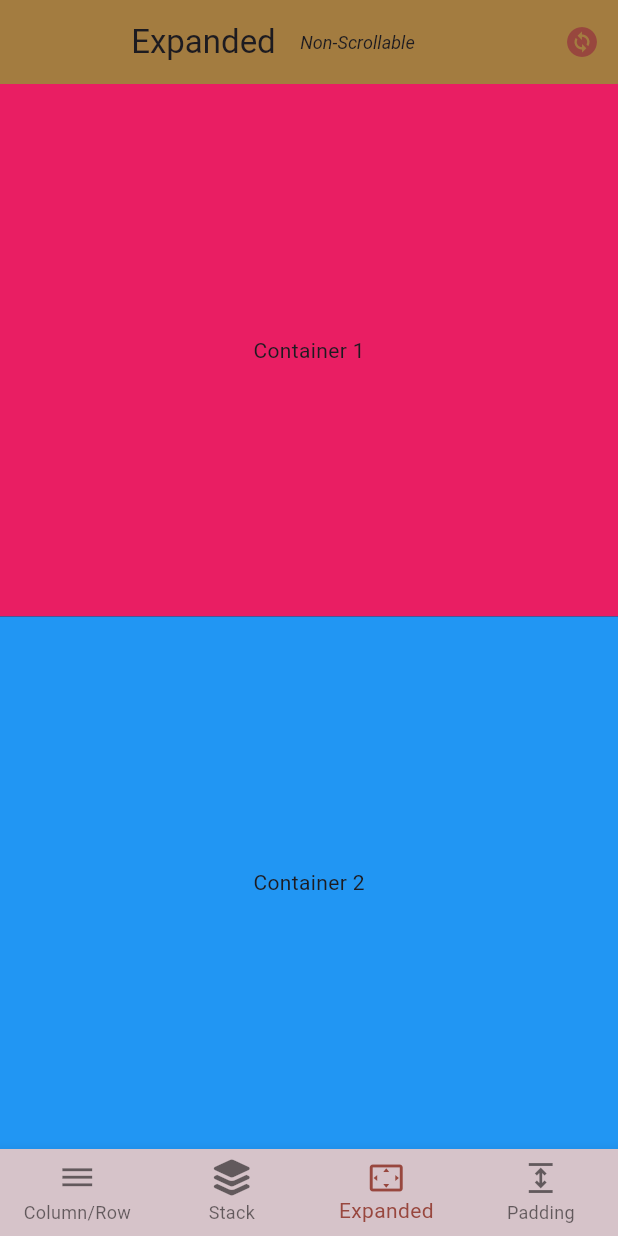
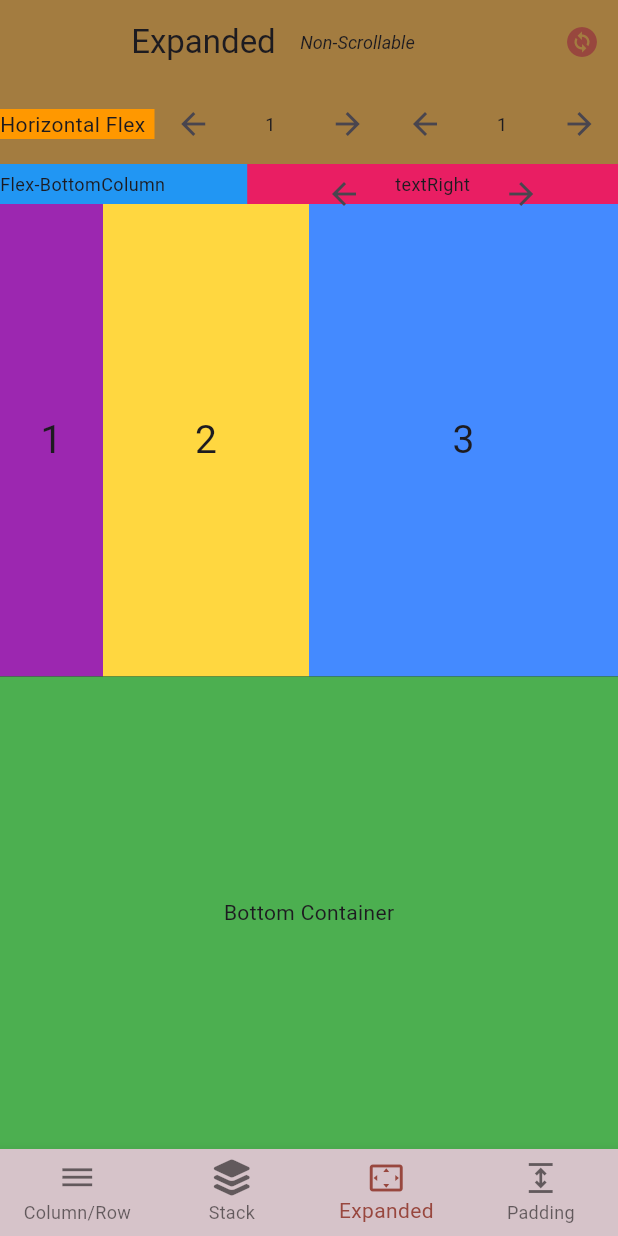
Before and after one commit to soulandbone/layout_tutorial, a Flutter app: the screen it shows after launch, item 3 of the bottom bar chosen, on a phone screen of 412 x 824 dp. Run offline on Flutter 3.47's test engine with Material 3 defaults, Android fonts, the light colour scheme and no system bars; our stand-ins replace font_awesome_flutter.

Commit message:
Working version for expanded, still needs adjustments

```diff
--- a/lib/screens/column_row_screen.dart
+++ b/lib/screens/column_row_screen.dart
@@ -16,7 +16,7 @@ class ColumnRowScreen extends StatefulWidget implements HasLayoutGroup {
 }
 
 class _ColumnRowScreenState extends State<ColumnRowScreen> {
-  final double height = 160;
+  final double height = 120;
 
   //START OF STATE VARIABLES
   bool isRow = true;
--- a/lib/screens/expanded_screen.dart
+++ b/lib/screens/expanded_screen.dart
@@ -1,13 +1,39 @@
 import 'package:flutter/material.dart';
 import 'package:layout_tutorial/constants/app_colors.dart';
 import 'package:layout_tutorial/constants/lists/layout_options.dart';
+import 'package:layout_tutorial/widgets/expanded/top_expanded.dart';
 import 'package:layout_tutorial/widgets/main_app_bar.dart';
 
-class ExpandedScreen extends StatelessWidget implements HasLayoutGroup {
+class ExpandedScreen extends StatefulWidget implements HasLayoutGroup {
   const ExpandedScreen({super.key, required this.onLayoutToggle});
 
   @override
   final VoidCallback onLayoutToggle;
+
+  @override
+  State<ExpandedScreen> createState() => _ExpandedScreenState();
+}
+
+class _ExpandedScreenState extends State<ExpandedScreen> {
+  final double height = 80;
+  int flexTopContainerIndex = 0;
+  int flexBottomContainerIndex = 0;
+
+  List<int> flexValues = [1, 2, 3, 4];
+
+  void updateTop(int increment) {
+    setState(() {
+      flexTopContainerIndex =
+          (flexTopContainerIndex + increment) % flexValues.length;
+    });
+  }
+
+  void updateBottom(int increment) {
+    setState(() {
+      flexBottomContainerIndex =
+          (flexBottomContainerIndex + increment) % flexValues.length;
+    });
+  }
 
   @override
   Widget build(BuildContext context) {
@@ -16,26 +42,65 @@ class ExpandedScreen extends StatelessWidget implements HasLayoutGroup {
       appBar: MainAppBar(
         layoutGroup: LayoutGroup.nonScrollable,
         layoutType: LayoutType.expanded,
-        changeLayoutHandler: onLayoutToggle,
+        changeLayoutHandler: widget.onLayoutToggle,
+        bottom: PreferredSize(
+          preferredSize: Size(0, height),
+          child: TopExpanded(
+            onPressFunctions: [updateTop, updateBottom],
+            labelColumnTop: flexValues[flexTopContainerIndex].toString(),
+            labelColumnBottom: flexValues[flexBottomContainerIndex].toString(),
+            height: height,
+          ),
+        ),
       ),
       body: Column(
         children: [
           Expanded(
+            flex: flexValues[flexTopContainerIndex],
+            child: SizedBox(child: _rowScreen()),
+          ),
+          Expanded(
+            flex: flexValues[flexBottomContainerIndex],
             child: Container(
               width: double.infinity,
-              decoration: BoxDecoration(color: Colors.pink),
-              child: Center(child: Text('Container 1')),
-            ),
-          ),
-          Expanded(
-            child: Container(
-              width: double.infinity,
-              decoration: BoxDecoration(color: Colors.blue),
-              child: Center(child: Text('Container 2')),
+              decoration: BoxDecoration(color: Colors.green),
+              child: Center(child: Text('Bottom Container')),
             ),
           ),
         ],
       ),
     );
   }
+
+  Widget _rowScreen() {
+    return Row(
+      crossAxisAlignment: CrossAxisAlignment.stretch,
+      children: [
+        Expanded(
+          flex: 1,
+          child: Container(
+            alignment: Alignment.center,
+            decoration: BoxDecoration(color: Colors.purple),
+            child: Text('1', style: TextStyle(fontSize: 26)),
+          ),
+        ),
+        Expanded(
+          flex: 2,
+          child: Container(
+            alignment: Alignment.center,
+            color: Colors.amberAccent,
+            child: Text('2', style: TextStyle(fontSize: 26)),
+          ),
+        ),
+        Expanded(
+          flex: 3,
+          child: Container(
+            alignment: Alignment.center,
+            color: Colors.blueAccent,
+            child: Text('3', style: TextStyle(fontSize: 26)),
+          ),
+        ),
+      ],
+    );
+  }
 }
--- a/lib/widgets/column_row/top_component.dart
+++ b/lib/widgets/column_row/top_component.dart
@@ -1,6 +1,6 @@
 import 'package:flutter/material.dart';
 import 'package:layout_tutorial/constants/lists/strings/app_strings.dart';
-import 'package:layout_tutorial/widgets/column_row/flexible_row.dart';
+import 'package:layout_tutorial/widgets/flexible_row.dart';
 
 class TopComponent extends StatelessWidget {
   const TopComponent({
--- /dev/null
+++ b/lib/widgets/expanded/top_expanded.dart
@@ -0,0 +1,76 @@
+import 'package:flutter/material.dart';
+import 'package:layout_tutorial/widgets/flexible_row.dart';
+import 'package:layout_tutorial/widgets/toggle_back_forward.dart';
+
+class TopExpanded extends StatelessWidget {
+  const TopExpanded({
+    required this.labelColumnTop,
+    required this.labelColumnBottom,
+    required this.height,
+    required this.onPressFunctions,
+    super.key,
+  });
+
+  final String labelColumnTop;
+  final String labelColumnBottom;
+  final double height;
+  final List<Function(int)> onPressFunctions;
+
+  @override
+  Widget build(BuildContext context) {
+    return SizedBox(
+      height: height,
+      child: Column(
+        children: [
+          Expanded(
+            flex: 2,
+            child: Row(
+              mainAxisSize: MainAxisSize.min,
+              children: [
+                Expanded(
+                  flex: 1,
+                  child: Container(
+                    decoration: BoxDecoration(color: Colors.orange),
+                    child: Text('Horizontal Flex'),
+                  ),
+                ),
+                Expanded(
+                  flex: 3,
+                  child: SizedBox(
+                    child: Row(
+                      children: [
+                        Expanded(
+                          child: ToggleBackForward(
+                            horizontalMargin: 0,
+                            onPress: onPressFunctions[0], // onUpdateTop
+                            textRight: labelColumnTop,
+                          ),
+                        ),
+                        Expanded(
+                          child: ToggleBackForward(
+                            horizontalMargin: 0,
+                            onPress: onPressFunctions[1],
+                            textRight: labelColumnBottom,
+                          ),
+                        ),
+                      ],
+                    ),
+                  ),
+                ),
+              ],
+            ),
+          ),
+          Expanded(
+            child: FlexibleRow(
+              flexLeft: 2,
+              flexRight: 3,
+              textLeft: 'Flex-BottomColumn',
+              onPress: (value) {},
+              textRight: 'textRight',
+            ),
+          ),
+        ],
+      ),
+    );
+  }
+}
--- a/lib/widgets/column_row/flexible_row.dart
+++ b/lib/widgets/flexible_row.dart
@@ -1,5 +1,5 @@
 import 'package:flutter/material.dart';
-import 'package:layout_tutorial/widgets/column_row/toggle_back_forward.dart';
+import 'package:layout_tutorial/widgets/toggle_back_forward.dart';
 
 class FlexibleRow extends StatelessWidget {
   const FlexibleRow({
@@ -38,7 +38,11 @@ class FlexibleRow extends StatelessWidget {
             flex: flexRight,
             child: Container(
               decoration: BoxDecoration(color: Colors.pink),
-              child: ToggleBackForward(textRight: textRight, onPress: onPress),
+              child: ToggleBackForward(
+                textRight: textRight,
+                onPress: onPress,
+                horizontalMargin: 35,
+              ),
             ),
           ),
         ],
--- a/lib/widgets/column_row/toggle_back_forward.dart
+++ b/lib/widgets/toggle_back_forward.dart
@@ -5,24 +5,28 @@ class ToggleBackForward extends StatelessWidget {
     required this.onPress,
     this.fontSize,
     required this.textRight,
+    required this.horizontalMargin,
     super.key,
   });
 
   final double? fontSize;
   final Function(int) onPress;
   final String textRight;
+  final double horizontalMargin;
 
   @override
   Widget build(BuildContext context) {
     return Container(
-      margin: EdgeInsets.symmetric(horizontal: 30),
+      margin: EdgeInsets.symmetric(horizontal: horizontalMargin),
       child: Row(
         mainAxisAlignment: MainAxisAlignment.center,
 
         children: [
-          IconButton(
-            icon: Icon(Icons.arrow_back),
-            onPressed: () => onPress(-1), //to decrease in 1 step
+          Expanded(
+            child: IconButton(
+              icon: Icon(Icons.arrow_back),
+              onPressed: () => onPress(-1), //to decrease in 1 step
+            ),
           ),
           Expanded(
             child: Align(
@@ -33,9 +37,11 @@ class ToggleBackForward extends StatelessWidget {
               ),
             ),
           ),
-          IconButton(
-            icon: Icon(Icons.arrow_forward),
-            onPressed: () => onPress(1), //to increase in 1 step
+          Expanded(
+            child: IconButton(
+              icon: Icon(Icons.arrow_forward),
+              onPressed: () => onPress(1), //to increase in 1 step
+            ),
           ),
         ],
       ),
```
